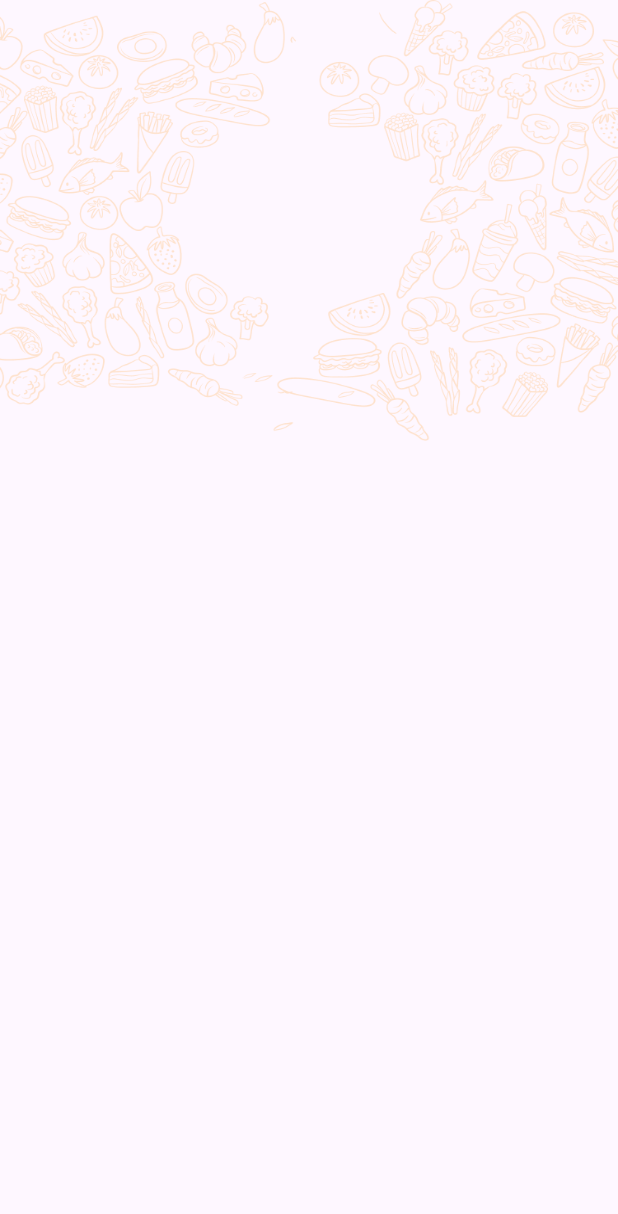
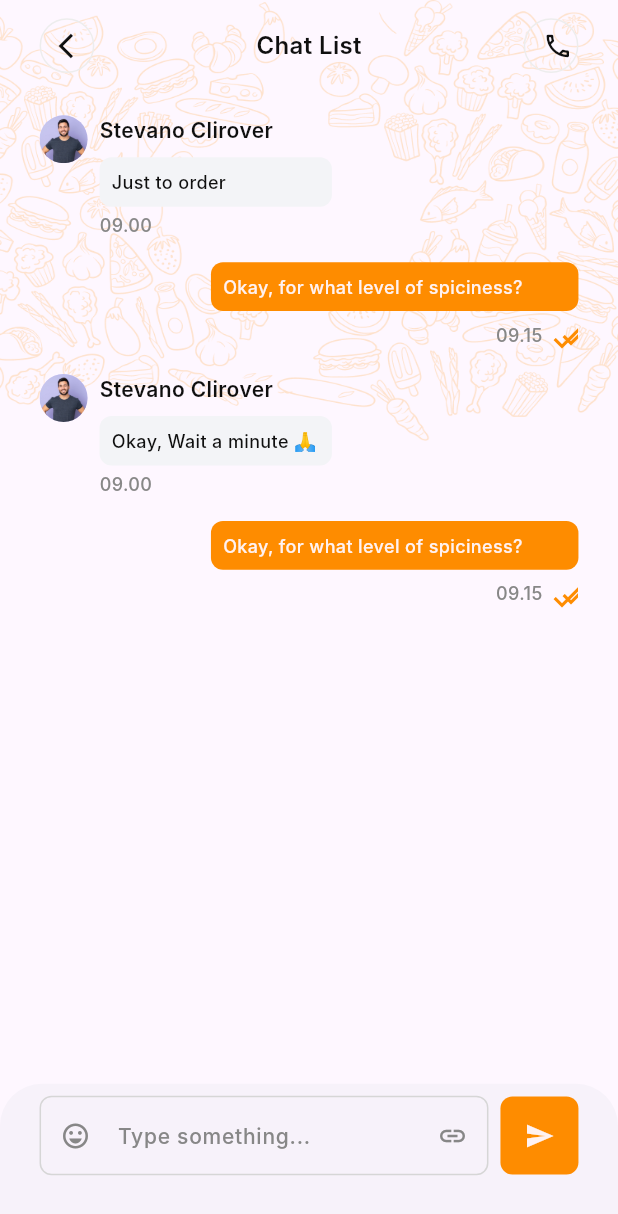
Before and after one commit to bernadinkele/flash_food, a Flutter app: the DiscussionView screen opened by its route, on a phone screen of 412 x 824 dp. Shown: the top 1214 px of the screen. Run offline on Flutter 3.47's test engine with Material 3 defaults, Android fonts, the phone set to English and light mode, and no system bars; our stand-ins replace flutter_svg, gap, pinput; Roboto replaces fonts that are missing (Inter).

Commit message:
add discussion view

```diff
--- a/lib/Presentation/Auth/screens/default_field.dart
+++ b/lib/Presentation/Auth/screens/default_field.dart
@@ -9,14 +9,17 @@ class DefaultField extends StatefulWidget {
       {Key? key,
       required this.controller,
       required this.hintText,
-      required this.labelText,
+      this.labelText,
+      this.prefixIcon,
+      this.suffixIcon,
       this.isPasswordField})
       : super(key: key);
   final TextEditingController controller;
   final String hintText;
-  final String labelText;
+  String? labelText;
   bool? isPasswordField;
-
+  IconData? suffixIcon;
+  IconData? prefixIcon;
   @override
   State<DefaultField> createState() => _DefaultFieldState();
 }
@@ -25,17 +28,19 @@ class _DefaultFieldState extends State<DefaultField> {
   bool isHideCaracter = true;
   @override
   Widget build(BuildContext context) {
-   setState(() {
-     isHideCaracter= widget.isPasswordField??false;
-   });
+    setState(() {
+      isHideCaracter = widget.isPasswordField ?? false;
+    });
     return Column(
       crossAxisAlignment: CrossAxisAlignment.start,
       children: [
-        Text(
-          widget.labelText,
-          style:
-              TextStyles.bodyMediumMedium.copyWith(color: Pallete.neutral100),
-        ),
+        widget.labelText != null
+            ? Text(
+                "$widget.labelText",
+                style: TextStyles.bodyMediumMedium
+                    .copyWith(color: Pallete.neutral100),
+              )
+            : const SizedBox(),
         const Gap(8),
         TextFormField(
           obscureText: isHideCaracter,
@@ -60,6 +65,7 @@ class _DefaultFieldState extends State<DefaultField> {
                   borderSide:
                       const BorderSide(width: 1, color: Pallete.neutral40),
                   borderRadius: BorderRadius.circular(getSize(8))),
+              prefixIcon: widget.prefixIcon!=null?Icon(widget.prefixIcon, size: getSize(20), color: const Color(0xFF878787),):null,
               suffixIcon: widget.isPasswordField == true
                   ? InkWell(
                       onTap: () => setState(() {
@@ -73,7 +79,10 @@ class _DefaultFieldState extends State<DefaultField> {
                         color: Pallete.neutral100,
                       ),
                     )
-                  : null),
+                  : widget.suffixIcon!=null?
+              Icon(widget.suffixIcon,size: getSize(20), color: const Color(0xFF878787),):null
+
+          ),
         ),
       ],
     );
--- a/lib/Presentation/Auth/views/reset_password_view.dart
+++ b/lib/Presentation/Auth/views/reset_password_view.dart
@@ -6,7 +6,6 @@ import 'package:flash_food/Presentation/Auth/screens/default_button.dart';
 import 'package:flash_food/Presentation/Auth/screens/default_field.dart';
 import 'package:flash_food/Presentation/Base/base.dart';
 import 'package:flutter/material.dart';
-import 'package:flutter/rendering.dart';
 import 'package:gap/gap.dart';
 
 class ResetPasswordView extends StatelessWidget {
--- a/lib/Presentation/Chat/discussion_view.dart
+++ b/lib/Presentation/Chat/discussion_view.dart
@@ -1,12 +1,20 @@
+import 'package:flash_food/Core/app_colors.dart';
 import 'package:flash_food/Core/response_conf.dart';
+import 'package:flash_food/Core/text_styles.dart';
+import 'package:flash_food/Presentation/Auth/screens/default_button.dart';
+import 'package:flash_food/Presentation/Auth/screens/default_field.dart';
+import 'package:flash_food/Presentation/Chat/screens/receiver_message_tile.dart';
+import 'package:flash_food/Presentation/Chat/screens/sender_message_tile.dart';
 import 'package:flutter/material.dart';
 import 'package:gap/gap.dart';
 import 'package:flash_food/Core/assets_constantes.dart';
+
 class DiscussionView extends StatelessWidget {
   const DiscussionView({Key? key}) : super(key: key);
 
   @override
   Widget build(BuildContext context) {
+    final searchController = TextEditingController();
     return Scaffold(
       body: Stack(
         children: [
@@ -24,9 +32,100 @@ class DiscussionView extends StatelessWidget {
           Padding(
             padding: EdgeInsets.symmetric(horizontal: getWidth(24))
                 .copyWith(top: MediaQuery.of(context).viewPadding.top),
+            child: Column(
+              children: [
+                Container(
+                  width: double.infinity,
+                  height: getHeight(60),
+                  padding: EdgeInsets.symmetric(vertical: getHeight(12)),
+                  child: Row(
+                    mainAxisAlignment: MainAxisAlignment.spaceBetween,
+                    children: [
+                      Container(
+                        height: getHeight(36),
+                        width: getHeight(36),
+                        decoration: BoxDecoration(
+                            border:
+                                Border.all(color: Pallete.neutral30, width: 1),
+                            shape: BoxShape.circle),
+                        child: Padding(
+                          padding: EdgeInsets.only(left: getWidth(8)),
+                          child: Icon(
+                            Icons.arrow_back_ios,
+                            color: Pallete.neutral100,
+                            size: getSize(20),
+                          ),
+                        ),
+                      ),
+                      Text(
+                        "Chat List",
+                        style: TextStyles.bodyLargeSemiBold
+                            .copyWith(color: Pallete.neutral100),
+                      ),
+                      Container(
+                        height: getHeight(36),
+                        width: getHeight(36),
+                        decoration: BoxDecoration(
+                            border:
+                                Border.all(color: Pallete.neutral30, width: 1),
+                            shape: BoxShape.circle),
+                        child: Padding(
+                          padding: EdgeInsets.only(left: getWidth(8)),
+                          child: Icon(
+                            Icons.phone_outlined,
+                            color: Pallete.neutral100,
+                            size: getSize(20),
+                          ),
+                        ),
+                      ),
+                    ],
+                  ),
+                ),
+                const Gap(16),
+                ReceiverMessageTile(),
+                const Gap(16),
+                SenderMessageTile(),
+                const Gap(16),
+                ReceiverMessageTile(
+                  message: "Okay, Wait a minute 🙏",
+                ),
+                const Gap(16),
+                SenderMessageTile()
+              ],
+            ),
+          ),
 
+        ],
+      ),
+      bottomSheet: Container(
+        padding: EdgeInsets.symmetric(horizontal: getWidth(24)).copyWith(
+            bottom: getHeight(32)
+        ),
+        height: getHeight(100),
+        width: double.infinity,
+
+        child: Row(
+          crossAxisAlignment: CrossAxisAlignment.center,
+          children: [
+            Expanded(child: DefaultField(
+              controller: searchController,
+              hintText: "Type something...",
+              prefixIcon: Icons.emoji_emotions_outlined,
+              suffixIcon: Icons.insert_link,
+            ),),
+            const Gap(8),
+            Container(
+              width: getSize(52),
+              height:  getSize(52),
+              padding: EdgeInsets.all(getSize(16)),
+              decoration: ShapeDecoration(
+                color: Pallete.orangePrimary,
+                shape: RoundedRectangleBorder(borderRadius: BorderRadius.circular(getSize(8))),
+              ),
+              child: Icon(Icons.send,size: getSize(20),color: Pallete.whiteError,)
             )
           ],
+        ),
       ),
     );
   }
--- a/lib/Presentation/Chat/screens/discussion_tile.dart
+++ b/lib/Presentation/Chat/screens/discussion_tile.dart
@@ -67,7 +67,7 @@ class DiscussionTile extends StatelessWidget {
                       .copyWith(color: Pallete.neutral60),
                 ),
                 const Gap(4),
-                Container(
+                SizedBox(
                   width: getSize(20),
                   height: getSize(20),
                   child: const Stack(
--- /dev/null
+++ b/lib/Presentation/Chat/screens/receiver_message_tile.dart
@@ -0,0 +1,52 @@
+import 'package:flash_food/Core/app_colors.dart';
+import 'package:flash_food/Core/assets_constantes.dart';
+import 'package:flash_food/Core/response_conf.dart';
+import 'package:flash_food/Core/text_styles.dart';
+import 'package:flutter/material.dart';
+import 'package:gap/gap.dart';
+
+class ReceiverMessageTile extends StatelessWidget {
+  ReceiverMessageTile({Key? key, this.message}) : super(key: key);
+   String? message;
+  @override
+  Widget build(BuildContext context) {
+    return Row(
+      crossAxisAlignment: CrossAxisAlignment.start,
+      children: [
+        CircleAvatar(
+          backgroundImage: const AssetImage(AssetsConstants.user),
+          radius: getSize(16),
+        ),
+        const Gap(8),
+        Column(
+          crossAxisAlignment: CrossAxisAlignment.start,
+          children: [
+            Text(
+              "Stevano Clirover",
+              style: TextStyles.bodyMediumSemiBold
+                  .copyWith(color: Pallete.neutral100),
+            ),
+            const Gap(8),
+            Container(
+              width: getWidth(141),
+
+              padding: EdgeInsets.all(getSize(8)),
+              decoration: ShapeDecoration(
+                color: const Color(0xFFF3F4F7),
+                shape: RoundedRectangleBorder(
+                    borderRadius: BorderRadius.circular(getSize(8))),
+              ),
+              child: Text(message??'Just to order',
+                  style: TextStyles.bodySmallMedium
+                      .copyWith(color: Pallete.neutral100)),
+            ),
+            const Gap(4),
+            Text('09.00',
+                style: TextStyles.bodySmallMedium
+                    .copyWith(color: Pallete.neutral60)),
+          ],
+        )
+      ],
+    );
+  }
+}
--- /dev/null
+++ b/lib/Presentation/Chat/screens/sender_message_tile.dart
@@ -0,0 +1,68 @@
+import 'package:flash_food/Core/app_colors.dart';
+import 'package:flash_food/Core/response_conf.dart';
+import 'package:flash_food/Core/text_styles.dart';
+import 'package:flutter/material.dart';
+import 'package:gap/gap.dart';
+
+class SenderMessageTile extends StatelessWidget {
+  SenderMessageTile({Key? key, this.message}) : super(key: key);
+  String? message;
+  @override
+  Widget build(BuildContext context) {
+    return   Align(
+      alignment: Alignment.topRight,
+      child: Column(
+        crossAxisAlignment: CrossAxisAlignment.end,
+        children: [
+          Container(
+            width: getWidth(223),
+            height: getHeight(32),
+            padding:  EdgeInsets.all(getSize(8)),
+            decoration: ShapeDecoration(
+              color: Pallete.orangePrimary,
+              shape: RoundedRectangleBorder(borderRadius: BorderRadius.circular(getSize(8))),
+            ),
+            child: Align(
+              alignment: Alignment.centerLeft,
+              child: Text(
+                  message??'Okay, for what level of spiciness?',
+                  style: TextStyles.bodySmallMedium.copyWith(
+                      color: Pallete.whiteError
+                  )
+              ),
+            ),
+          ),
+          const Gap(6),
+          Row(
+            mainAxisAlignment: MainAxisAlignment.end,
+            children: [
+              Text("09.15", style: TextStyles.bodySmallMedium.copyWith(
+                  color: Pallete.neutral60
+              ),),
+              const Gap(4),
+              SizedBox(
+                width: getSize(20),
+                height: getSize(20),
+                child: const Stack(
+                  children: [
+                    Icon(
+                      Icons.check,
+                      color: Pallete.orangePrimary,
+                    ),
+                    Positioned(
+                        top: -2,
+                        left: 6,
+                        child: Icon(
+                          Icons.check,
+                          color: Pallete.orangePrimary,
+                        ))
+                  ],
+                ),
+              )
+            ],
+          )
+        ],
+      ),
+    );
+  }
+}
```
Lines whose indentation alone changed are shown as unchanged.
